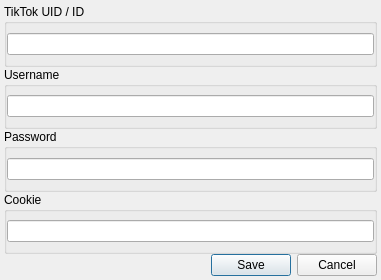
Qt form ui/dialog_tt_create.ui (dinhbinhnguyen-main/phonemanager.v1) before a commit.
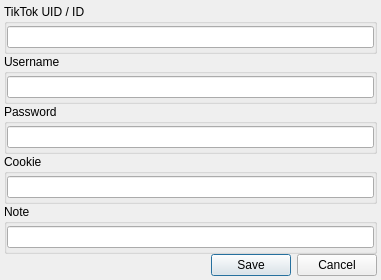
The same form after that commit.

Diff of the .ui file:
```diff
--- a/ui/dialog_tt_create.ui
+++ b/ui/dialog_tt_create.ui
@@ -102,6 +102,24 @@
     </widget>
    </item>
 
+   <item>
+    <widget class="QGroupBox" name="ttcreatedialog__note_container">
+     <property name="title">
+      <string>Note</string>
+     </property>
+     <layout class="QGridLayout" name="gridLayout_note">
+      <property name="leftMargin"> <number>0</number> </property>
+      <property name="topMargin"> <number>0</number> </property>
+      <property name="rightMargin"> <number>0</number> </property>
+      <property name="bottomMargin"> <number>0</number> </property>
+      <property name="spacing"> <number>0</number> </property>
+      <item row="0" column="0">
+       <widget class="QLineEdit" name="ttcreatedialog__note_lineedit"/>
+      </item>
+     </layout>
+    </widget>
+   </item>
+
    <item>
     <widget class="QDialogButtonBox" name="buttonBox">
      <property name="orientation">
```
